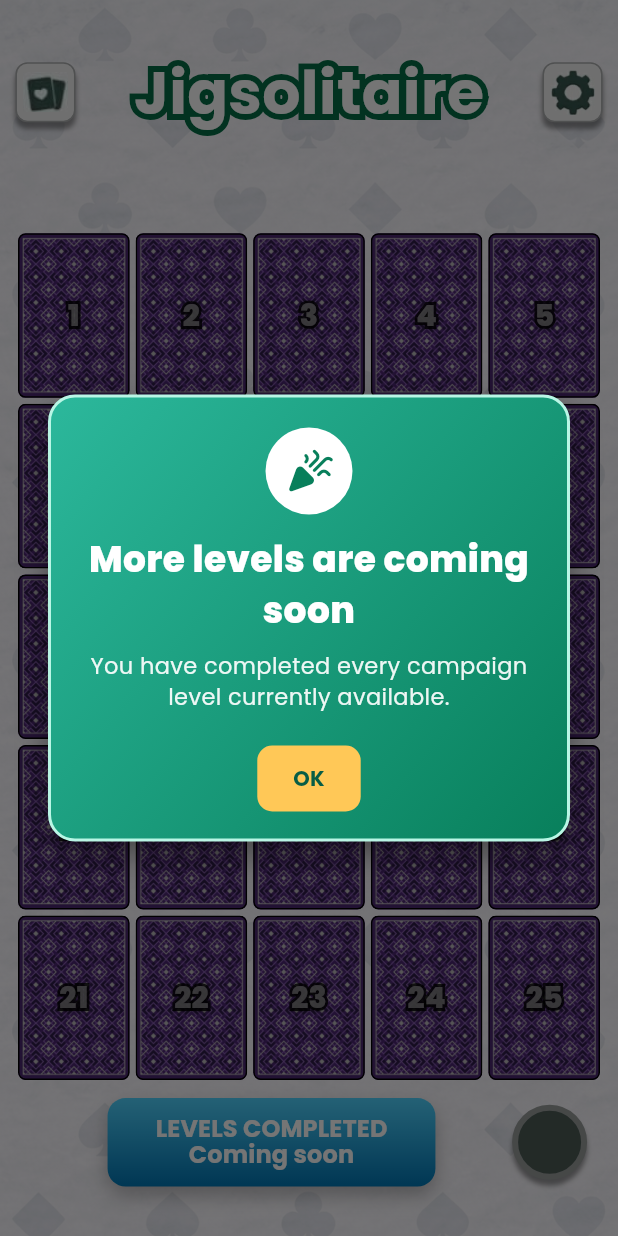
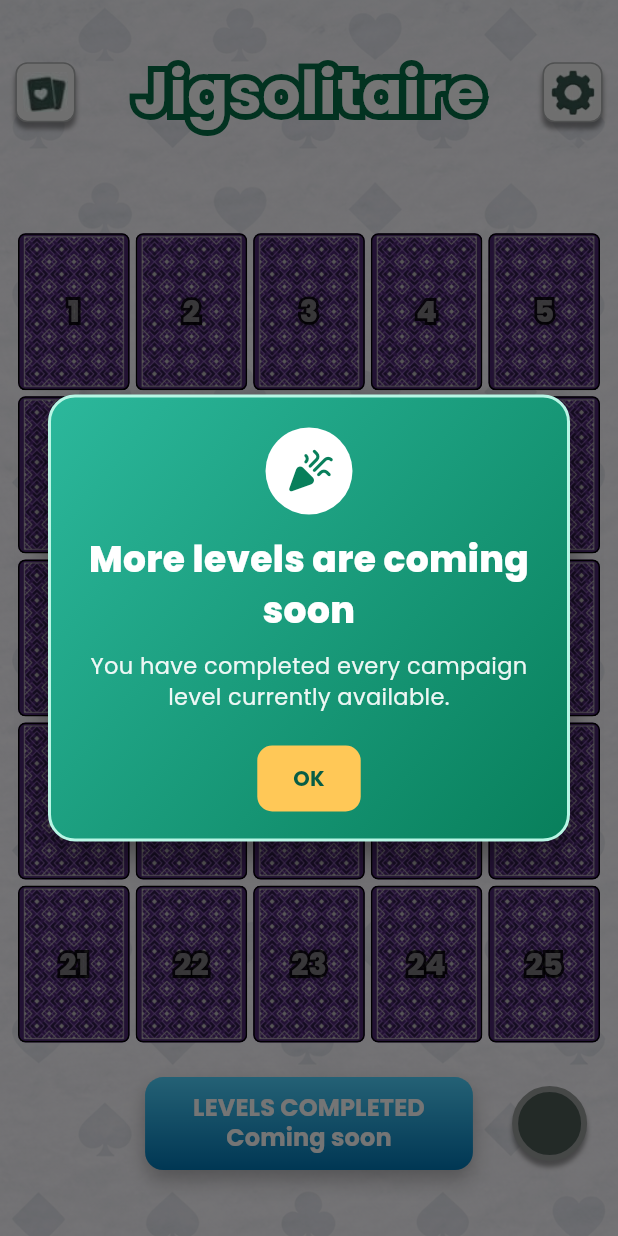
Before and after one commit to sunrisegxg/jigsolitaire, a Flutter app: the screen it shows after launch, after a tap on "LEVELS COMPLETED", on a phone screen of 412 x 824 dp. Run offline on Flutter 3.47's test engine with Material 3 defaults, Android fonts, the phone set to English and light mode, and no system bars; our stand-ins replace flutter_bloc, google_fonts, just_audio, shared_preferences, vibration; missing offline and left inert: audio_session, flutter_confetti, flutter_soloud; statements that could not run were skipped.

Commit message:
chore: remove daily challenge button in home

```diff
--- a/lib/features/home/presentation/widgets/home_bottom_bar.dart
+++ b/lib/features/home/presentation/widgets/home_bottom_bar.dart
@@ -21,112 +21,28 @@ class HomeBottomBar extends StatelessWidget {
 
   @override
   Widget build(BuildContext context) {
+    final screenSize = MediaQuery.sizeOf(context);
+
     return Padding(
       padding: EdgeInsets.only(
-        left: MediaQuery.sizeOf(context).width * 0.05,
-        right: MediaQuery.sizeOf(context).width * 0.05,
-        bottom: MediaQuery.sizeOf(context).height * 0.04,
+        left: screenSize.width * 0.05,
+        right: screenSize.width * 0.05,
+        bottom: screenSize.height * 0.04,
       ),
-      child: Row(
-        mainAxisAlignment: MainAxisAlignment.center,
-        children: [
-          // _buildDailyChallengeButton(context),
-          const Spacer(),
-          DecoratedBox(
-            decoration: BoxDecoration(
-              gradient: const LinearGradient(
-                begin: Alignment.topCenter,
-                end: Alignment.bottomCenter,
-                colors: [Color(0xFF4FD3FF), Color(0xFF0077B6)],
-              ),
-              borderRadius: BorderRadius.circular(12),
-              boxShadow: const [
-                BoxShadow(
-                  color: Colors.black26,
-                  offset: Offset(0, 6),
-                  blurRadius: 10,
-                ),
-              ],
+      child: SizedBox(
+        width: double.infinity,
+        height: 84,
+        child: Stack(
+          alignment: Alignment.center,
+          children: [
+            _buildPlayButton(context),
+
+            Align(
+              alignment: Alignment.centerRight,
+              child: _buildMasterChallengeButton(context),
             ),
-            child: TextButton(
-              onPressed: () async {
-                await context.read<InteractionService>().tap();
-                onPlayPressed();
-              },
-              style: TextButton.styleFrom(
-                padding: const EdgeInsets.symmetric(
-                  vertical: 12,
-                  horizontal: 32,
-                ),
-                disabledForegroundColor: Colors.white70,
-                shape: RoundedRectangleBorder(
-                  borderRadius: BorderRadius.circular(12),
-                ),
-              ),
-              child: Column(
-                mainAxisSize: MainAxisSize.min,
-                children: [
-                  Text(
-                    isAllCompleted ? 'LEVELS COMPLETED' : 'PLAY',
-                    style: GoogleFonts.poppins(
-                      textStyle: TextStyle(
-                        color: Colors.white,
-                        fontSize: isAllCompleted ? 16 : 32,
-                        fontWeight: FontWeight.bold,
-                        height: 1,
-                      ),
-                    ),
-                  ),
-                  Text(
-                    isAllCompleted ? 'Coming soon' : 'LEVEL $currentLevel',
-                    style: GoogleFonts.poppins(
-                      textStyle: const TextStyle(
-                        color: Colors.white,
-                        fontSize: 16,
-                        fontWeight: FontWeight.bold,
-                        height: 1.2,
-                      ),
-                    ),
-                  ),
-                ],
-              ),
-            ),
-          ),
-          const Spacer(),
-          GestureDetector(
-            onTap: () async {
-              await context.read<InteractionService>().tap();
-
-              if (!context.mounted) return;
-              Navigator.push(
-                context,
-                MaterialPageRoute(builder: (_) => const MasterChallengePage()),
-              );
-            },
-            child: Container(
-              width: 50,
-              height: 50,
-              padding: const EdgeInsets.all(10),
-              decoration: BoxDecoration(
-                color: const Color(0xFF4C5B56),
-                shape: BoxShape.circle,
-                border: Border.all(color: const Color(0xFF989C9B), width: 4),
-                boxShadow: [
-                  BoxShadow(
-                    color: Colors.black.withAlpha(100),
-                    blurRadius: 2,
-                    offset: const Offset(0, 4),
-                  ),
-                ],
-              ),
-              child: Image.asset(
-                'assets/images/crown.png',
-                color: const Color(0xFF989C9B),
-                fit: BoxFit.cover,
-              ),
-            ),
-          ),
-        ],
+          ],
+        ),
       ),
     );
   }
@@ -217,4 +133,102 @@ class HomeBottomBar extends StatelessWidget {
       ),
     );
   }
+
+  Widget _buildPlayButton(BuildContext context) {
+    return DecoratedBox(
+      decoration: BoxDecoration(
+        gradient: const LinearGradient(
+          begin: Alignment.topCenter,
+          end: Alignment.bottomCenter,
+          colors: [Color(0xFF4FD3FF), Color(0xFF0077B6)],
+        ),
+        borderRadius: BorderRadius.circular(12),
+        boxShadow: const [
+          BoxShadow(
+            color: Colors.black26,
+            offset: Offset(0, 6),
+            blurRadius: 10,
+          ),
+        ],
+      ),
+      child: TextButton(
+        onPressed: () async {
+          await context.read<InteractionService>().tap();
+
+          if (!context.mounted) return;
+          onPlayPressed();
+        },
+        style: TextButton.styleFrom(
+          padding: const EdgeInsets.symmetric(vertical: 12, horizontal: 32),
+          foregroundColor: Colors.white,
+          shape: RoundedRectangleBorder(
+            borderRadius: BorderRadius.circular(12),
+          ),
+        ),
+        child: Column(
+          mainAxisSize: MainAxisSize.min,
+          children: [
+            Text(
+              isAllCompleted ? 'LEVELS COMPLETED' : 'PLAY',
+              textAlign: TextAlign.center,
+              style: GoogleFonts.poppins(
+                color: Colors.white,
+                fontSize: isAllCompleted ? 16 : 32,
+                fontWeight: FontWeight.bold,
+                height: 1,
+              ),
+            ),
+            const SizedBox(height: 3),
+            Text(
+              isAllCompleted ? 'Coming soon' : 'LEVEL $currentLevel',
+              textAlign: TextAlign.center,
+              style: GoogleFonts.poppins(
+                color: Colors.white,
+                fontSize: 16,
+                fontWeight: FontWeight.bold,
+                height: 1.2,
+              ),
+            ),
+          ],
+        ),
+      ),
+    );
+  }
+
+  Widget _buildMasterChallengeButton(BuildContext context) {
+    return GestureDetector(
+      onTap: () async {
+        await context.read<InteractionService>().tap();
+
+        if (!context.mounted) return;
+
+        Navigator.push(
+          context,
+          MaterialPageRoute(builder: (_) => const MasterChallengePage()),
+        );
+      },
+      child: Container(
+        width: 50,
+        height: 50,
+        padding: const EdgeInsets.all(10),
+        decoration: BoxDecoration(
+          color: const Color(0xFF4C5B56),
+          shape: BoxShape.circle,
+          border: Border.all(color: const Color(0xFF989C9B), width: 4),
+          boxShadow: [
+            BoxShadow(
+              color: Colors.black.withAlpha(100),
+              blurRadius: 2,
+              offset: const Offset(0, 4),
+            ),
+          ],
+        ),
+        child: Image.asset(
+          'assets/images/crown.png',
+          color: const Color(0xFF989C9B),
+          fit: BoxFit.contain,
+        ),
+      ),
+    );
+  }
 }
```
